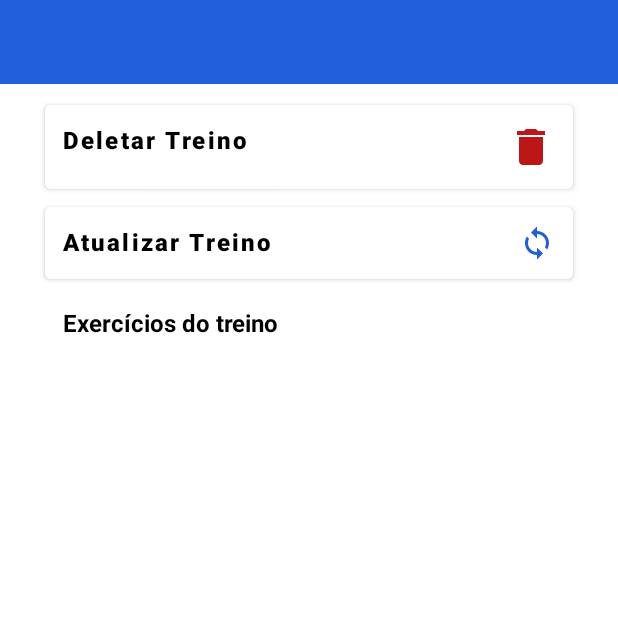
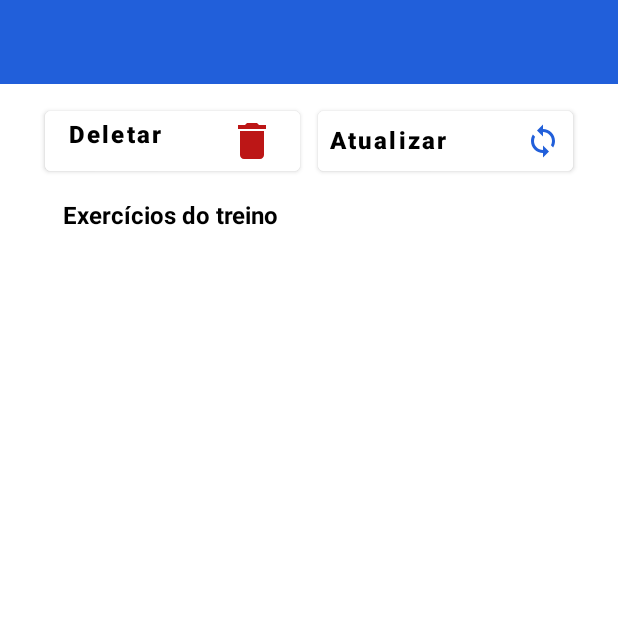
Before and after one commit to EduardoCarvalhoo/training_app, an Android app: the TrainingDetailsActivity screen opened directly, with no data from a screen before it, on a phone screen of 412 x 824 dp, the top half of it. Run offline under Robolectric (Android 15) with nearby library versions, the phone set to English and light mode, and no system bars; our stand-ins replace Firebase (no records; nobody signed in at launch, a user with empty details on screens opened directly).

```diff
--- a/app/src/main/java/com/example/training/data/request/ExerciseRequest.kt
+++ b/app/src/main/java/com/example/training/data/request/ExerciseRequest.kt
@@ -6,5 +6,6 @@ data class ExerciseRequest(
     val observation: String,
     var isSelected: Boolean = false,
     var series: String = "0",
-    var repetitions: String = "0"
+    var repetitions: String = "0",
+    var weight: String = "0"
 )
--- a/app/src/main/java/com/example/training/data/response/ExerciseResponse.kt
+++ b/app/src/main/java/com/example/training/data/response/ExerciseResponse.kt
@@ -6,5 +6,6 @@ data class ExerciseResponse(
     val observation: String = "",
     var isSelected: Boolean = false,
     var series: String = "0",
-    var repetitions: String = "0"
+    var repetitions: String = "0",
+    var weight: String = "0"
 )
--- a/app/src/main/java/com/example/training/data/rest/api/ExercisesRepositoryImpl.kt
+++ b/app/src/main/java/com/example/training/data/rest/api/ExercisesRepositoryImpl.kt
@@ -73,7 +73,8 @@ class ExercisesRepositoryImpl(
                                     it.observation,
                                     it.isSelected,
                                     it.series,
-                                    it.repetitions
+                                    it.repetitions,
+                                    it.weight
                                 )
                             }
                         ))
--- a/app/src/main/java/com/example/training/data/rest/api/TrainingRepositoryImpl.kt
+++ b/app/src/main/java/com/example/training/data/rest/api/TrainingRepositoryImpl.kt
@@ -41,7 +41,8 @@ class TrainingRepositoryImpl(
                         it.observation,
                         it.isSelected,
                         it.series,
-                        it.repetitions
+                        it.repetitions,
+                        it.weight
                     )
                 })
             ).addOnCompleteListener { task ->
--- a/app/src/main/java/com/example/training/domain/model/Exercise.kt
+++ b/app/src/main/java/com/example/training/domain/model/Exercise.kt
@@ -10,7 +10,6 @@ data class Exercise(
     val observation: String,
     var isSelected: Boolean = false,
     var series: String = "0",
-    var repetitions: String = "0"
-
-
+    var repetitions: String = "0",
+    var weight: String = "0"
 ): Parcelable
--- a/app/src/main/java/com/example/training/presentation/ui/training/TrainingCreationAdapter.kt
+++ b/app/src/main/java/com/example/training/presentation/ui/training/TrainingCreationAdapter.kt
@@ -35,12 +35,15 @@ class TrainingCreationAdapter(
                 removeExerciseItemNameTextView.text = item.observation
                 removeExerciseItemSerialNumbersTextView.text = item.series
                 removeExerciseItemRepetitionsNumbersTextView.text = item.repetitions
+                removeExerciseItemWeightNumbersTextView.text = item.weight
+
 
                 removeExerciseItemDeleteButton.setOnClickListener {
                     item.isSelected = false
                     onItemClickDelete.invoke()
                     item.series = "0"
                     item.repetitions = "0"
+                    item.weight = "0"
                 }
             }
         }
--- a/app/src/main/java/com/example/training/presentation/ui/update/UpdateTrainingAdapter.kt
+++ b/app/src/main/java/com/example/training/presentation/ui/update/UpdateTrainingAdapter.kt
@@ -35,6 +35,7 @@ class UpdateTrainingAdapter(
                 removeExerciseItemNameTextView.text = item.observation
                 removeExerciseItemSerialNumbersTextView.text = item.series
                 removeExerciseItemRepetitionsNumbersTextView.text = item.repetitions
+                removeExerciseItemWeightNumbersTextView.text = item.weight
 
                 removeExerciseItemDeleteButton.setOnClickListener {
                     item.isSelected = false
--- a/app/src/main/res/layout/activity_training_details.xml
+++ b/app/src/main/res/layout/activity_training_details.xml
@@ -27,42 +27,42 @@
         android:textStyle="bold"
         app:layout_constraintEnd_toEndOf="@id/training_details_end_guideline"
         app:layout_constraintStart_toStartOf="@id/training_details_start_guideline"
-        app:layout_constraintTop_toBottomOf="@id/training_details_update_training_button" />
+        app:layout_constraintTop_toBottomOf="@+id/training_details_delete_training_button" />
 
     <Button
         android:id="@+id/training_details_update_training_button"
         android:layout_width="0dp"
         android:layout_height="wrap_content"
+        android:layout_marginTop="12dp"
+        android:padding="8dp"
         android:backgroundTint="@color/white"
+        android:paddingHorizontal="8dp"
         android:drawableEnd="@drawable/ic_baseline_sync_24"
         android:gravity="start"
-        android:padding="12dp"
         android:text="@string/update_training_button"
         android:textAllCaps="false"
         android:textColor="@color/black"
         android:textSize="16sp"
         android:textStyle="bold"
         app:layout_constraintEnd_toStartOf="@+id/training_details_end_guideline"
-        app:layout_constraintHorizontal_bias="0.496"
-        app:layout_constraintStart_toStartOf="@+id/training_details_start_guideline"
-        app:layout_constraintTop_toBottomOf="@+id/training_details_delete_training_button" />
+        app:layout_constraintStart_toEndOf="@+id/training_details_delete_training_button"
+        app:layout_constraintTop_toBottomOf="@+id/training_details_toolbar" />
 
     <Button
         android:id="@+id/training_details_delete_training_button"
         android:layout_width="0dp"
         android:layout_height="wrap_content"
-        android:layout_marginTop="8dp"
+        android:layout_marginTop="12dp"
+        android:layout_marginEnd="12dp"
         android:backgroundTint="@color/white"
         android:drawableEnd="@drawable/ic_delete"
         android:gravity="start"
-        android:padding="12dp"
         android:text="@string/training_details_delete_button"
         android:textAllCaps="false"
         android:textColor="@color/black"
         android:textSize="16sp"
         android:textStyle="bold"
-        app:layout_constraintEnd_toStartOf="@+id/training_details_end_guideline"
-        app:layout_constraintHorizontal_bias="0.496"
+        app:layout_constraintEnd_toStartOf="@+id/training_details_update_training_button"
         app:layout_constraintStart_toStartOf="@+id/training_details_start_guideline"
         app:layout_constraintTop_toBottomOf="@+id/training_details_toolbar" />
 
--- a/app/src/main/res/values/strings.xml
+++ b/app/src/main/res/values/strings.xml
@@ -59,18 +59,19 @@
     <string name="remove_exercise_item_delete_button">Botão Excluir Exercício</string>
     <string name="remove_exercise_series_text">Séries</string>
     <string name="remove_exercise_repetitions_text">Repetições</string>
+    <string name="remove_exercise_weights_or_bars_text">Kg/Barras</string>
 
 
 
     <!-- training_details -->
     <string name="training_details_informative_text_view">Exercícios do treino</string>
-    <string name="training_details_delete_button">Deletar Treino</string>
+    <string name="training_details_delete_button">Deletar</string>
     <string name="training_details_success_deleting_training">Sucesso ao deletar treino</string>
     <string name="training_details_error_deleting_training">Erro ao deletar treino</string>
 
 
     <!-- update_training -->
-    <string name="update_training_button">Atualizar Treino</string>
+    <string name="update_training_button">Atualizar</string>
     <string name="update_training_title_toolbar">Atualizar Treino</string>
     <string name="update_training_button_description">Botão atualizar treino</string>
     <string name="update_training_successfully_updated">Treino atualizado com sucesso</string>
```
Also changed, not shown: app/src/main/java/com/example/training/presentation/ui/details/TrainingDetailsAdapter.kt (+8 -6 lines), app/src/main/java/com/example/training/presentation/ui/exercises/ExercisesAdapter.kt (+15 -2 lines), app/src/main/res/layout/activity_home.xml (+14 -12 lines), app/src/main/res/layout/item_remove_exercise.xml (+25 -0 lines), app/src/main/res/layout/item_select_exercises.xml (+26 -5 lines), app/src/main/res/layout/item_training_details.xml (+24 -0 lines).
